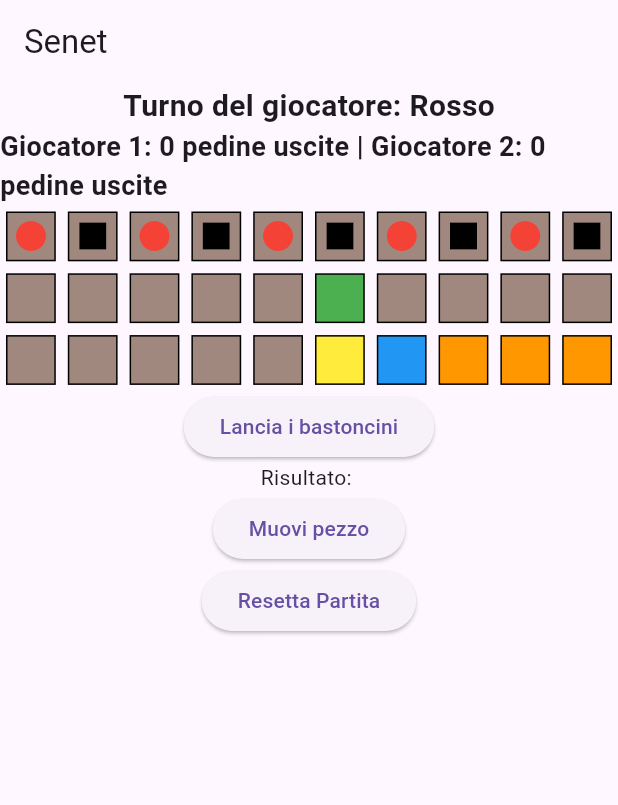
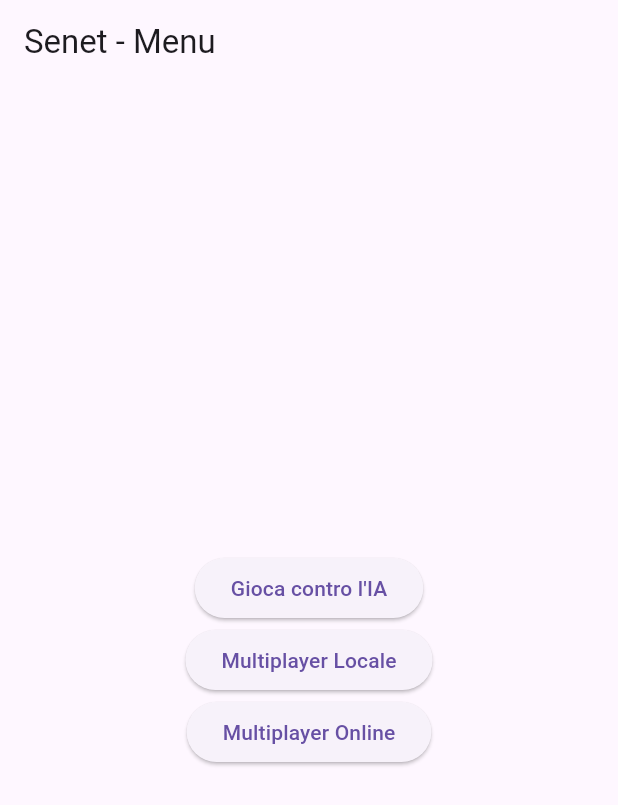
Before and after one commit to BlackWolf00/Senet-Game, a Flutter app: the screen it shows after launch, on a phone screen of 412 x 824 dp. Shown: the top 805 px of the screen. Run offline on Flutter 3.47's test engine with Material 3 defaults, Android fonts, the light colour scheme and no system bars.

Commit message:
Added a menu to selecect game mode annd home icon

```diff
--- a/lib/main.dart
+++ b/lib/main.dart
@@ -5,28 +5,60 @@ void main() {
   runApp(SenetApp());
 }
 
-class SenetApp extends StatefulWidget {
-  const SenetApp({super.key});
-
-  @override
-  _SenetAppState createState() => _SenetAppState();
-}
-
-class _SenetAppState extends State {
+class SenetApp extends StatelessWidget {
   @override
   Widget build(BuildContext context) {
-    return MaterialApp(debugShowCheckedModeBanner: false, home: SenetHome());
+    return MaterialApp(
+      debugShowCheckedModeBanner: false,
+      home: MainMenu(),
+    );
   }
 }
 
-class SenetHome extends StatefulWidget {
-  const SenetHome({super.key}); /*({Key? key}) : super(key: key)*/
-
+class MainMenu extends StatelessWidget {
   @override
-  _SenetHomeState createState() => _SenetHomeState();
+  Widget build(BuildContext context) {
+    return Scaffold(
+      appBar: AppBar(title: Text('Senet - Menu')),
+      body: Center(
+        child: Column(
+          mainAxisAlignment: MainAxisAlignment.center,
+          children: [
+            ElevatedButton(
+              onPressed: () {
+                Navigator.push(
+                  context,
+                  MaterialPageRoute(builder: (context) => GameScreen()),
+                );
+              },
+              child: Text('Gioca contro l\'IA'),
+            ),
+            ElevatedButton(
+              onPressed: () {
+                Navigator.push(
+                  context,
+                  MaterialPageRoute(builder: (context) => GameScreen()),
+                );
+              },
+              child: Text('Multiplayer Locale'),
+            ),
+            ElevatedButton(
+              onPressed: () {},
+              child: Text('Multiplayer Online'),
+            ),
+          ],
+        ),
+      ),
+    );
+  }
 }
 
-class _SenetHomeState extends State<SenetHome> {
+class GameScreen extends StatefulWidget {
+  @override
+  _GameScreenState createState() => _GameScreenState();
+}
+
+class _GameScreenState extends State<GameScreen> {
   List<int?> board = List.filled(30, null);
   int currentPlayer = 1;
   int? selectedPiece;
@@ -337,8 +369,16 @@ class _SenetHomeState extends State<SenetHome> {
   @override
   Widget build(BuildContext context) {
     return MaterialApp(
+      debugShowCheckedModeBanner: false,
       home: Scaffold(
-        appBar: AppBar(title: Text('Senet')),
+        appBar: AppBar(title: Text('Senet'), actions: [
+          IconButton(
+            icon: Icon(Icons.home),
+            onPressed: () {
+              Navigator.pop(context);
+            },
+          )
+        ]),
         body: Column(
           children: [
             Text(
```
